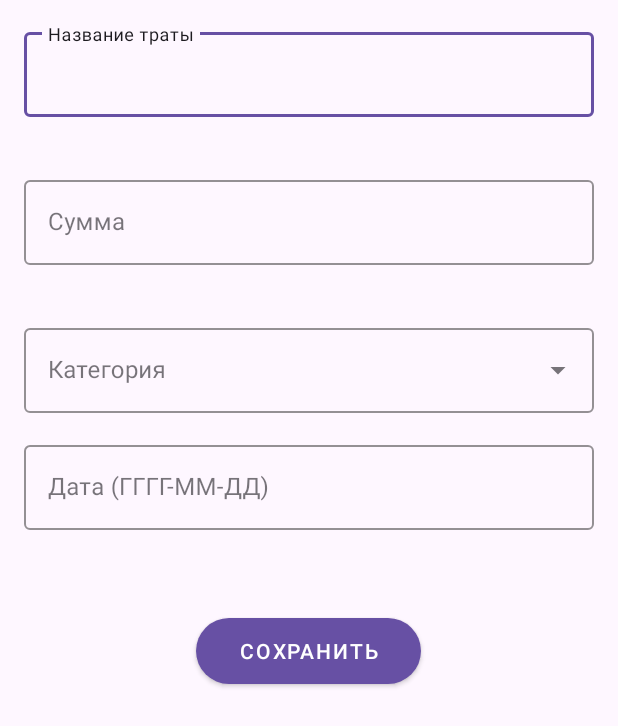
After one commit to minnymaster/android, an Android app: the ItemAdd screen opened directly, with no data from a screen before it, on a phone screen of 412 x 824 dp. The commit adds this screen. Shown: the top 726 px of the screen. Run offline under Robolectric (Android 15) with nearby library versions, the phone set to English and light mode, and no system bars.

Commit message:
дохуя короче сделал не помню уже

```diff
--- a/app/build.gradle.kts
+++ b/app/build.gradle.kts
@@ -44,4 +44,5 @@ dependencies {
     implementation("com.github.PhilJay:MPAndroidChart:v3.1.0")
     implementation("com.journeyapps:zxing-android-embedded:4.3.0")
     implementation("androidx.recyclerview:recyclerview:1.3.2")
+    implementation ("com.google.android.material:material:1.9.0")
 }
--- a/app/src/main/AndroidManifest.xml
+++ b/app/src/main/AndroidManifest.xml
@@ -38,6 +38,8 @@
             android:screenOrientation="portrait"/>
         <activity android:name=".QrScannerActivity"
             android:screenOrientation="portrait"/>
+        <activity android:name=".ItemAdd"
+            android:screenOrientation="portrait"/>
     </application>
 
 </manifest>
--- /dev/null
+++ b/app/src/main/java/org/hse/finance/ItemAdd.java
@@ -0,0 +1,107 @@
+package org.hse.finance;
+
+import android.os.Bundle;
+import android.widget.ArrayAdapter;
+import android.widget.AutoCompleteTextView;
+import android.widget.Button;
+import android.widget.EditText;
+import android.widget.Toast;
+import androidx.appcompat.app.AppCompatActivity;
+
+public class ItemAdd extends AppCompatActivity {
+
+    private DB dbHelper;
+
+    @Override
+    protected void onCreate(Bundle savedInstanceState) {
+        super.onCreate(savedInstanceState);
+        setContentView(R.layout.item_add); // Убедитесь, что используете правильный layout
+
+        dbHelper = new DB(this);
+        setupUI();
+    }
+
+    private void setupUI() {
+        // Находим View элементы
+        EditText nameInput = findViewById(R.id.expenseNameEditText);
+        EditText amountInput = findViewById(R.id.expenseAmountEditText);
+        AutoCompleteTextView categoryDropdown = findViewById(R.id.categorySpinner); // Изменено на AutoCompleteTextView
+        EditText dateInput = findViewById(R.id.dateEditText);
+        Button saveButton = findViewById(R.id.saveButton);
+
+        // Настройка выпадающего списка категорий
+        setupCategoryDropdown(categoryDropdown);
+
+        saveButton.setOnClickListener(v -> {
+            String name = nameInput.getText().toString();
+            String amountStr = amountInput.getText().toString();
+            String category = categoryDropdown.getText().toString();
+            String date = dateInput.getText().toString();
+
+            if (validateInput(name, amountStr, date)) {
+                try {
+                    int amount = Integer.parseInt(amountStr);
+                    boolean success = dbHelper.addExpense(name, amount, category, date);
+
+                    if (success) {
+                        showToast("Трата сохранена!");
+                        clearInputs();
+                        setResult(RESULT_OK); // Указываем, что операция успешна
+                        finish(); // Закрываем активность
+                    } else {
+                        showToast("Ошибка сохранения");
+                    }
+                } catch (NumberFormatException e) {
+                    amountInput.setError("Некорректная сумма");
+                }
+            }
+        });
+    }
+
+    private void setupCategoryDropdown(AutoCompleteTextView dropdown) {
+        ArrayAdapter<String> adapter = new ArrayAdapter<>(
+                this,
+                android.R.layout.simple_dropdown_item_1line,
+                dbHelper.getAllCategories()
+        );
+        dropdown.setAdapter(adapter);
+    }
+
+    private boolean validateInput(String name, String amount, String date) {
+        boolean isValid = true;
+
+        if (name.isEmpty()) {
+            ((EditText)findViewById(R.id.expenseNameEditText)).setError("Введите название");
+            isValid = false;
+        }
+
+        if (amount.isEmpty()) {
+            ((EditText)findViewById(R.id.expenseAmountEditText)).setError("Введите сумму");
+            isValid = false;
+        }
+
+        if (date.isEmpty()) {
+            ((EditText)findViewById(R.id.dateEditText)).setError("Введите дату");
+            isValid = false;
+        }
+
+        return isValid;
+    }
+
+    private void clearInputs() {
+        ((EditText)findViewById(R.id.expenseNameEditText)).setText("");
+        ((EditText)findViewById(R.id.expenseAmountEditText)).setText("");
+        ((EditText)findViewById(R.id.dateEditText)).setText("");
+        ((AutoCompleteTextView)findViewById(R.id.categorySpinner)).setText("");
+    }
+
+    private void showToast(String message) {
+        Toast.makeText(this, message, Toast.LENGTH_SHORT).show();
+    }
+
+    @Override
+    protected void onDestroy() {
+        dbHelper.close();
+        super.onDestroy();
+    }
+}
--- /dev/null
+++ b/app/src/main/res/layout/item_add.xml
@@ -0,0 +1,102 @@
+<?xml version="1.0" encoding="utf-8"?>
+<ScrollView xmlns:android="http://schemas.android.com/apk/res/android"
+    xmlns:app="http://schemas.android.com/apk/res-auto"
+    android:layout_width="match_parent"
+    android:layout_height="match_parent"
+    android:padding="16dp">
+
+    <LinearLayout
+        android:layout_width="match_parent"
+        android:layout_height="wrap_content"
+        android:orientation="vertical">
+
+        <!-- Поле названия траты -->
+        <com.google.android.material.textfield.TextInputLayout
+            style="@style/Widget.MaterialComponents.TextInputLayout.OutlinedBox"
+            android:layout_width="match_parent"
+            android:layout_height="wrap_content"
+            android:layout_marginBottom="16dp"
+            app:errorEnabled="true"
+            app:boxStrokeColor="?attr/colorPrimary"
+            app:hintTextColor="?attr/colorOnSurface">
+
+            <com.google.android.material.textfield.TextInputEditText
+                android:id="@+id/expenseNameEditText"
+                android:layout_width="match_parent"
+                android:layout_height="wrap_content"
+                android:hint="Название траты"
+                android:textColorHint="?attr/colorOnSurfaceVariant"/>
+        </com.google.android.material.textfield.TextInputLayout>
+
+        <!-- Поле суммы -->
+        <com.google.android.material.textfield.TextInputLayout
+            style="@style/Widget.MaterialComponents.TextInputLayout.OutlinedBox"
+            android:layout_width="match_parent"
+            android:layout_height="wrap_content"
+            android:layout_marginBottom="16dp"
+            app:errorEnabled="true"
+            app:prefixText="₽"
+            app:prefixTextColor="?attr/colorOnSurface"
+            app:boxStrokeColor="?attr/colorPrimary"
+            app:hintTextColor="?attr/colorOnSurface">
+
+            <com.google.android.material.textfield.TextInputEditText
+                android:id="@+id/expenseAmountEditText"
+                android:layout_width="match_parent"
+                android:layout_height="wrap_content"
+                android:hint="Сумма"
+                android:inputType="numberDecimal"
+                android:textColorHint="?attr/colorOnSurfaceVariant"/>
+        </com.google.android.material.textfield.TextInputLayout>
+
+        <!-- Выпадающий список категорий -->
+        <com.google.android.material.textfield.TextInputLayout
+            style="@style/Widget.MaterialComponents.TextInputLayout.OutlinedBox.ExposedDropdownMenu"
+            android:layout_width="match_parent"
+            android:layout_height="wrap_content"
+            android:layout_marginBottom="16dp"
+            app:boxStrokeColor="?attr/colorPrimary"
+            app:hintTextColor="?attr/colorOnSurface">
+
+            <AutoCompleteTextView
+                android:id="@+id/categorySpinner"
+                android:layout_width="match_parent"
+                android:layout_height="wrap_content"
+                android:hint="Категория"
+                android:inputType="none"
+                android:textColorHint="?attr/colorOnSurfaceVariant"/>
+        </com.google.android.material.textfield.TextInputLayout>
+
+        <!-- Поле даты -->
+        <com.google.android.material.textfield.TextInputLayout
+            style="@style/Widget.MaterialComponents.TextInputLayout.OutlinedBox"
+            android:layout_width="match_parent"
+            android:layout_height="wrap_content"
+            android:layout_marginBottom="24dp"
+            app:errorEnabled="true"
+            app:boxStrokeColor="?attr/colorPrimary"
+            app:hintTextColor="?attr/colorOnSurface">
+
+            <com.google.android.material.textfield.TextInputEditText
+                android:id="@+id/dateEditText"
+                android:layout_width="match_parent"
+                android:layout_height="wrap_content"
+                android:hint="Дата (ГГГГ-ММ-ДД)"
+                android:inputType="date"
+                android:textColorHint="?attr/colorOnSurfaceVariant"/>
+        </com.google.android.material.textfield.TextInputLayout>
+
+        <!-- Кнопка сохранения -->
+        <com.google.android.material.button.MaterialButton
+            android:id="@+id/saveButton"
+            android:layout_width="150dp"
+            android:layout_height="56dp"
+            android:layout_gravity="center_horizontal"
+            android:layout_marginTop="8dp"
+            android:text="Сохранить"
+            app:cornerRadius="28dp"
+            app:backgroundTint="?attr/colorPrimary"
+            android:textColor="?attr/colorOnPrimary"
+            style="@style/Widget.MaterialComponents.Button"/>
+    </LinearLayout>
+</ScrollView>
--- a/app/src/main/res/values/themes.xml
+++ b/app/src/main/res/values/themes.xml
@@ -6,4 +6,10 @@
     </style>
 
     <style name="Theme.Finance" parent="Base.Theme.Finance" />
+
+    <style name="RoundedButtonStyle" parent="Widget.MaterialComponents.Button">
+        <item name="cornerSize">50%</item>
+        <item name="android:insetTop">0dp</item>
+        <item name="android:insetBottom">0dp</item>
+    </style>
 </resources>
```
Also changed, not shown: app/src/main/java/org/hse/finance/DB.java (+28 -2 lines), app/src/main/java/org/hse/finance/MainActivity.java (+12 -6 lines).
